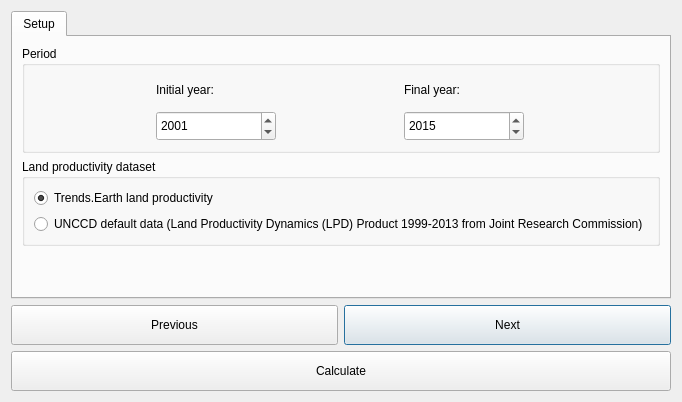
Old version of the form LDMP/gui/DlgCalculateOneStep.ui in the repository ConservationInternational/trends.earth.
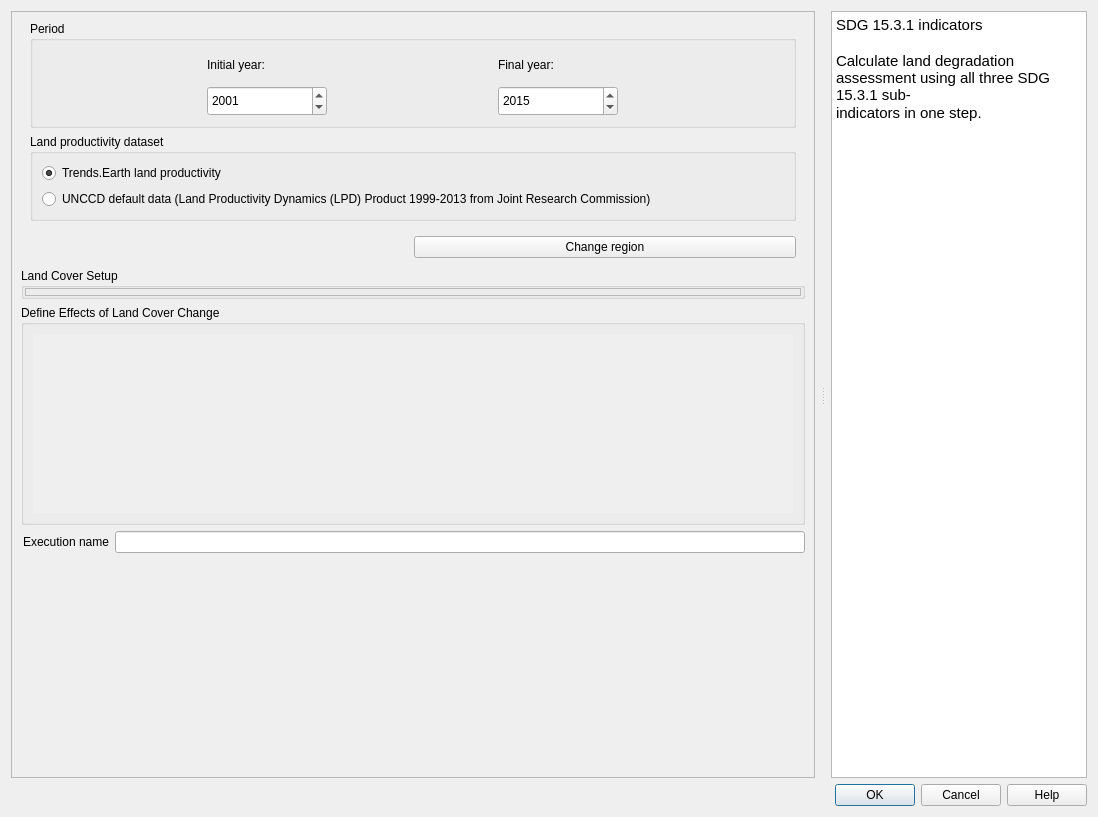
New version of the form. Custom widgets are drawn as their Qt base class.

Commit message: updated ldn algorithm dialog

The edit to the form file:
```diff
--- a/LDMP/gui/DlgCalculateOneStep.ui
+++ b/LDMP/gui/DlgCalculateOneStep.ui
@@ -6,8 +6,8 @@
    <rect>
     <x>0</x>
     <y>0</y>
-    <width>615</width>
-    <height>383</height>
+    <width>1098</width>
+    <height>817</height>
    </rect>
   </property>
   <property name="sizePolicy">
@@ -21,24 +21,48 @@
   </property>
   <layout class="QVBoxLayout" name="verticalLayout">
    <item>
-    <widget class="QTabWidget" name="TabBox">
+    <widget class="QSplitter" name="splitter">
+     <property name="orientation">
+      <enum>Qt::Horizontal</enum>
+     </property>
+     <property name="handleWidth">
+      <number>16</number>
+     </property>
+     <widget class="QFrame" name="configurations">
      <property name="sizePolicy">
-      <sizepolicy hsizetype="Minimum" vsizetype="MinimumExpanding">
-       <horstretch>0</horstretch>
+       <sizepolicy hsizetype="Expanding" vsizetype="Expanding">
+        <horstretch>2</horstretch>
        <verstretch>0</verstretch>
       </sizepolicy>
      </property>
-     <property name="tabShape">
-      <enum>QTabWidget::Rounded</enum>
-     </property>
-     <property name="currentIndex">
+      <property name="frameShape">
+       <enum>QFrame::StyledPanel</enum>
+      </property>
+      <property name="frameShadow">
+       <enum>QFrame::Raised</enum>
+      </property>
+      <layout class="QVBoxLayout" name="verticalLayout_3">
+       <property name="leftMargin">
+        <number>9</number>
+       </property>
+       <property name="topMargin">
       <number>0</number>
      </property>
-     <widget class="QWidget" name="SetupTab">
-      <attribute name="title">
-       <string>Setup</string>
-      </attribute>
-      <layout class="QVBoxLayout" name="verticalLayout_2">
+       <property name="rightMargin">
+        <number>9</number>
+       </property>
+       <property name="bottomMargin">
+        <number>4</number>
+       </property>
+       <item>
+        <widget class="QFrame" name="setup_frame">
+         <property name="frameShape">
+          <enum>QFrame::NoFrame</enum>
+         </property>
+         <property name="frameShadow">
+          <enum>QFrame::Raised</enum>
+         </property>
+         <layout class="QVBoxLayout" name="verticalLayout_4">
        <item>
         <widget class="QGroupBox" name="groupBox_period">
          <property name="sizePolicy">
@@ -157,7 +181,7 @@
         </widget>
        </item>
        <item>
-        <widget class="QGroupBox" name="groupBox">
+           <widget class="QGroupBox" name="groupBox_3">
          <property name="title">
           <string>Land productivity dataset</string>
          </property>
@@ -185,14 +209,136 @@
          </layout>
         </widget>
        </item>
+         </layout>
+        </widget>
+       </item>
+       <item>
+        <layout class="QHBoxLayout" name="horizontalLayout">
+         <property name="leftMargin">
+          <number>5</number>
+         </property>
+         <property name="rightMargin">
+          <number>9</number>
+         </property>
+         <property name="bottomMargin">
+          <number>4</number>
+         </property>
+         <item>
+          <widget class="QLabel" name="region_la">
+           <property name="toolTip">
+            <string>The current selected region of interest</string>
+           </property>
+           <property name="text">
+            <string/>
+           </property>
+           <property name="wordWrap">
+            <bool>true</bool>
+           </property>
+          </widget>
+         </item>
+         <item>
+          <widget class="QPushButton" name="region_button">
+           <property name="toolTip">
+            <string>&lt;html&gt;&lt;head/&gt;&lt;body&gt;&lt;p&gt;Opens settings dialog in order to change region of interest.&lt;/p&gt;&lt;p&gt;&lt;br/&gt;&lt;/p&gt;&lt;/body&gt;&lt;/html&gt;</string>
+           </property>
+           <property name="text">
+            <string>Change region</string>
+           </property>
+          </widget>
+         </item>
+        </layout>
+       </item>
+       <item>
+        <widget class="QgsCollapsibleGroupBox" name="land_cover">
+         <property name="title">
+          <string>Land Cover Setup</string>
+         </property>
+         <property name="collapsed">
+          <bool>true</bool>
+         </property>
+         <layout class="QVBoxLayout" name="verticalLayout_5">
+          <property name="leftMargin">
+           <number>1</number>
+          </property>
+          <property name="topMargin">
+           <number>0</number>
+          </property>
+          <property name="rightMargin">
+           <number>1</number>
+          </property>
+          <property name="bottomMargin">
+           <number>0</number>
+          </property>
+          <item>
+           <widget class="QFrame" name="land_cover_contents">
+            <property name="frameShape">
+             <enum>QFrame::StyledPanel</enum>
+            </property>
+            <property name="frameShadow">
+             <enum>QFrame::Raised</enum>
+            </property>
+           </widget>
+          </item>
+         </layout>
+        </widget>
+       </item>
+       <item>
+        <widget class="QgsCollapsibleGroupBox" name="land_cover_effects">
+         <property name="title">
+          <string>Define Effects of Land Cover Change</string>
+         </property>
+         <property name="collapsed">
+          <bool>true</bool>
+         </property>
+         <layout class="QVBoxLayout" name="verticalLayout_2">
+          <item>
+           <widget class="QScrollArea" name="scroll_area">
+            <property name="frameShape">
+             <enum>QFrame::NoFrame</enum>
+            </property>
+            <property name="widgetResizable">
+             <bool>true</bool>
+            </property>
+            <widget class="QWidget" name="scrollAreaWidgetContents">
+             <property name="geometry">
+              <rect>
+               <x>0</x>
+               <y>0</y>
+               <width>772</width>
+               <height>16</height>
+              </rect>
+             </property>
+            </widget>
+           </widget>
+          </item>
+         </layout>
+        </widget>
+       </item>
+       <item>
+        <layout class="QHBoxLayout" name="horizontalLayout_2">
+         <property name="leftMargin">
+          <number>2</number>
+         </property>
+         <item>
+          <widget class="QLabel" name="execution_name_la">
+           <property name="toolTip">
+            <string>Auto generated name for the task which can be edited</string>
+           </property>
+           <property name="text">
+            <string>Execution name</string>
+           </property>
+          </widget>
+         </item>
+         <item>
+          <widget class="QLineEdit" name="execution_name_le"/>
+         </item>
+        </layout>
+       </item>
        <item>
         <spacer name="verticalSpacer">
          <property name="orientation">
           <enum>Qt::Vertical</enum>
          </property>
-         <property name="sizeType">
-          <enum>QSizePolicy::MinimumExpanding</enum>
-         </property>
          <property name="sizeHint" stdset="0">
           <size>
            <width>20</width>
@@ -203,77 +349,55 @@
        </item>
       </layout>
      </widget>
+     <widget class="QTextBrowser" name="alg_help">
+      <property name="sizePolicy">
+       <sizepolicy hsizetype="Expanding" vsizetype="Expanding">
+        <horstretch>0</horstretch>
+        <verstretch>0</verstretch>
+       </sizepolicy>
+      </property>
+      <property name="accessibleName">
+       <string/>
+      </property>
+      <property name="html">
+       <string>&lt;!DOCTYPE HTML PUBLIC &quot;-//W3C//DTD HTML 4.0//EN&quot; &quot;http://www.w3.org/TR/REC-html40/strict.dtd&quot;&gt;
+&lt;html&gt;&lt;head&gt;&lt;meta name=&quot;qrichtext&quot; content=&quot;1&quot; /&gt;&lt;style type=&quot;text/css&quot;&gt;
+p, li { white-space: pre-wrap; }
+&lt;/style&gt;&lt;/head&gt;&lt;body style=&quot; font-family:'Ubuntu'; font-size:11pt; font-weight:400; font-style:normal;&quot;&gt;
+&lt;p style=&quot; margin-top:0px; margin-bottom:0px; margin-left:0px; margin-right:0px; -qt-block-indent:0; text-indent:0px;&quot;&gt;SDG 15.3.1 indicators&lt;/p&gt;
+&lt;p style=&quot;-qt-paragraph-type:empty; margin-top:0px; margin-bottom:0px; margin-left:0px; margin-right:0px; -qt-block-indent:0; text-indent:0px; font-weight:600;&quot;&gt;&lt;br /&gt;&lt;/p&gt;
+&lt;p style=&quot; margin-top:0px; margin-bottom:0px; margin-left:0px; margin-right:0px; -qt-block-indent:0; text-indent:0px;&quot;&gt;Calculate land degradation assessment using all three SDG 15.3.1 sub-&lt;/p&gt;
+&lt;p style=&quot; margin-top:0px; margin-bottom:0px; margin-left:0px; margin-right:0px; -qt-block-indent:0; text-indent:0px;&quot;&gt;indicators in one step.&lt;/p&gt;&lt;/body&gt;&lt;/html&gt;</string>
+      </property>
+      <property name="openExternalLinks">
+       <bool>true</bool>
+      </property>
+      <property name="openLinks">
+       <bool>false</bool>
+      </property>
+     </widget>
     </widget>
    </item>
    <item>
-    <layout class="QGridLayout" name="gridLayout_3">
-     <item row="0" column="1">
-      <widget class="QPushButton" name="button_next">
-       <property name="sizePolicy">
-        <sizepolicy hsizetype="Minimum" vsizetype="Minimum">
-         <horstretch>0</horstretch>
-         <verstretch>0</verstretch>
-        </sizepolicy>
-       </property>
-       <property name="minimumSize">
-        <size>
-         <width>0</width>
-         <height>40</height>
-        </size>
-       </property>
-       <property name="text">
-        <string>Next</string>
-       </property>
-      </widget>
-     </item>
-     <item row="1" column="0" colspan="2">
-      <widget class="QPushButton" name="button_calculate">
-       <property name="sizePolicy">
-        <sizepolicy hsizetype="Minimum" vsizetype="Minimum">
-         <horstretch>0</horstretch>
-         <verstretch>0</verstretch>
-        </sizepolicy>
-       </property>
-       <property name="minimumSize">
-        <size>
-         <width>0</width>
-         <height>40</height>
-        </size>
-       </property>
-       <property name="text">
-        <string>Calculate</string>
-       </property>
-      </widget>
-     </item>
-     <item row="0" column="0">
-      <widget class="QPushButton" name="button_prev">
-       <property name="sizePolicy">
-        <sizepolicy hsizetype="Minimum" vsizetype="Minimum">
-         <horstretch>0</horstretch>
-         <verstretch>0</verstretch>
-        </sizepolicy>
-       </property>
-       <property name="minimumSize">
-        <size>
-         <width>0</width>
-         <height>40</height>
-        </size>
-       </property>
-       <property name="text">
-        <string>Previous</string>
-       </property>
-      </widget>
-     </item>
-    </layout>
-   </item>
-  </layout>
+    <widget class="QDialogButtonBox" name="button_box">
+     <property name="orientation">
+      <enum>Qt::Horizontal</enum>
+     </property>
+     <property name="standardButtons">
+      <set>QDialogButtonBox::Cancel|QDialogButtonBox::Help|QDialogButtonBox::Ok</set>
+     </property>
+    </widget>
+   </item>
+  </layout>
  </widget>
- <tabstops>
-  <tabstop>TabBox</tabstop>
-  <tabstop>button_prev</tabstop>
-  <tabstop>button_next</tabstop>
-  <tabstop>button_calculate</tabstop>
- </tabstops>
+ <customwidgets>
+  <customwidget>
+   <class>QgsCollapsibleGroupBox</class>
+   <extends>QGroupBox</extends>
+   <header>qgis.gui</header>
+   <container>1</container>
+  </customwidget>
+ </customwidgets>
  <resources/>
  <connections/>
 </ui>
```
Left out of the diff: 37 changed lines with no effect on the pictures. Lines whose indentation alone changed are shown as unchanged. The commit also changes 2 other files.
